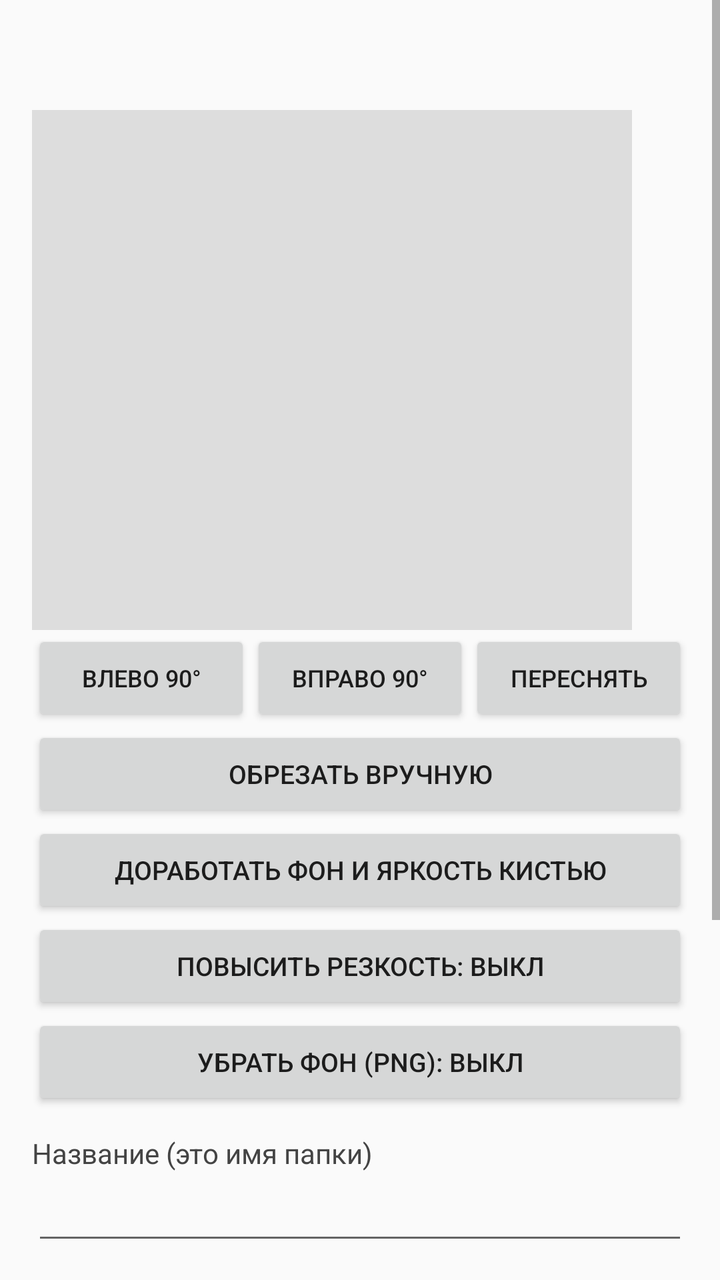
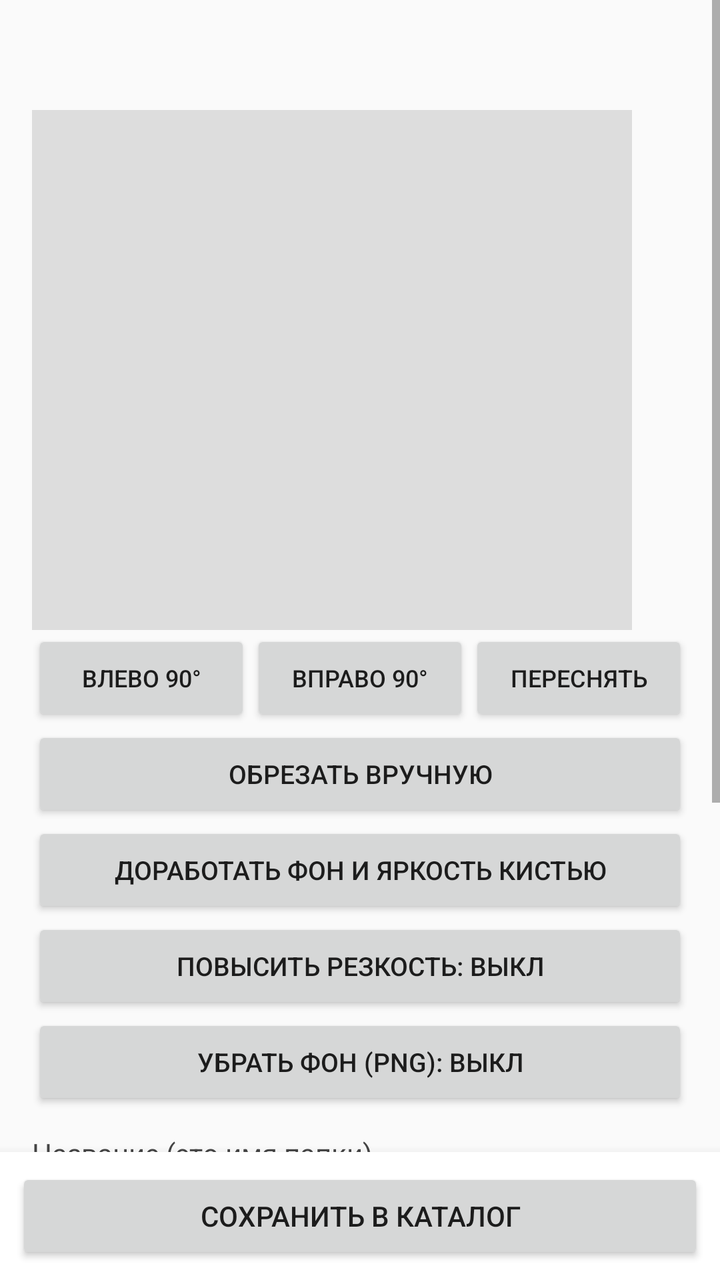

Compare the two renders of this Android layout. The source of the first and the diff that turns it into the second are given below.
<!-- AndroidManifest.xml: application theme AppTheme -->
<!-- res/layout/activity_edit.xml -->
<?xml version="1.0" encoding="utf-8"?>
<ScrollView xmlns:android="http://schemas.android.com/apk/res/android"
    android:layout_width="match_parent"
    android:layout_height="match_parent"
    android:background="#FAFAFA">

    <LinearLayout
        android:layout_width="match_parent"
        android:layout_height="wrap_content"
        android:orientation="vertical"
        android:padding="16dp">

        <TextView
            android:id="@+id/title"
            android:layout_width="match_parent"
            android:layout_height="wrap_content"
            android:textColor="#111111"
            android:textSize="20sp"
            android:textStyle="bold" />

        <FrameLayout
            android:layout_width="match_parent"
            android:layout_height="260dp"
            android:layout_marginTop="12dp">

            <HorizontalScrollView
                android:id="@+id/pager"
                android:layout_width="match_parent"
                android:layout_height="match_parent"
                android:overScrollMode="never"
                android:scrollbars="none">

                <LinearLayout
                    android:id="@+id/pagerRow"
                    android:layout_width="wrap_content"
                    android:layout_height="match_parent"
                    android:orientation="horizontal">

                    <ImageView
                        android:id="@+id/photo"
                        android:layout_width="300dp"
                        android:layout_height="match_parent"
                        android:background="#DDDDDD"
                        android:scaleType="fitCenter" />
                </LinearLayout>
            </HorizontalScrollView>

            <TextView
                android:id="@+id/pageHint"
                android:layout_width="wrap_content"
                android:layout_height="wrap_content"
                android:layout_gravity="bottom|end"
                android:layout_margin="8dp"
                android:background="#99000000"
                android:paddingStart="10dp"
                android:paddingTop="4dp"
                android:paddingEnd="10dp"
                android:paddingBottom="4dp"
                android:textColor="#FFFFFF"
                android:textSize="13sp"
                android:visibility="gone" />
        </FrameLayout>

        <Button
            android:id="@+id/btnAddExtra"
            android:layout_width="match_parent"
            android:layout_height="wrap_content"
            android:text="＋ Добавить фото в карточку"
            android:textSize="13sp"
            android:visibility="gone" />

        <Button
            android:id="@+id/btnShareQr"
            android:layout_width="match_parent"
            android:layout_height="wrap_content"
            android:text="Передать эту карточку по QR"
            android:textSize="13sp"
            android:visibility="gone" />

        <TextView
            android:id="@+id/extraNote"
            android:layout_width="match_parent"
            android:layout_height="wrap_content"
            android:paddingTop="4dp"
            android:text="Дополнительные фото можно добавить после сохранения карточки. Кнопки ниже относятся к главному фото."
            android:textColor="#777777"
            android:textSize="12sp"
            android:visibility="gone" />

        <LinearLayout
            android:layout_width="match_parent"
            android:layout_height="wrap_content"
            android:orientation="horizontal">

            <Button
                android:id="@+id/btnRotL"
                android:layout_width="0dp"
                android:layout_height="wrap_content"
                android:layout_weight="1"
                android:text="Влево 90°"
                android:textSize="12sp" />

            <Button
                android:id="@+id/btnRotR"
                android:layout_width="0dp"
                android:layout_height="wrap_content"
                android:layout_weight="1"
                android:text="Вправо 90°"
                android:textSize="12sp" />

            <Button
                android:id="@+id/btnRetake"
                android:layout_width="0dp"
                android:layout_height="wrap_content"
                android:layout_weight="1"
                android:text="Переснять"
                android:textSize="12sp" />
        </LinearLayout>

        <Button
            android:id="@+id/btnCrop"
            android:layout_width="match_parent"
            android:layout_height="wrap_content"
            android:text="Обрезать вручную"
            android:textSize="13sp" />

        <Button
            android:id="@+id/btnEraser"
            android:layout_width="match_parent"
            android:layout_height="wrap_content"
            android:text="Доработать фон и яркость кистью"
            android:textSize="13sp" />

        <Button
            android:id="@+id/btnSharpen"
            android:layout_width="match_parent"
            android:layout_height="wrap_content"
            android:text="Повысить резкость: выкл"
            android:textSize="13sp" />

        <Button
            android:id="@+id/btnCutout"
            android:layout_width="match_parent"
            android:layout_height="wrap_content"
            android:text="Убрать фон (PNG): выкл"
            android:textSize="13sp" />

        <TextView
            android:layout_width="wrap_content"
            android:layout_height="wrap_content"
            android:layout_marginTop="12dp"
            android:text="Название (это имя папки)"
            android:textColor="#444444" />

        <EditText
            android:id="@+id/nameEt"
            android:layout_width="match_parent"
            android:layout_height="wrap_content"
            android:inputType="text"
            android:maxLines="1" />

        <TextView
            android:layout_width="wrap_content"
            android:layout_height="wrap_content"
            android:layout_marginTop="12dp"
            android:text="Аннотация"
            android:textColor="#444444" />

        <EditText
            android:id="@+id/noteEt"
            android:layout_width="match_parent"
            android:layout_height="wrap_content"
            android:gravity="top"
            android:hint="Например: Тут OS для SBC, Debian"
            android:inputType="textMultiLine|textCapSentences"
            android:minLines="4" />

        <Button
            android:id="@+id/btnSave"
            android:layout_width="match_parent"
            android:layout_height="wrap_content"
            android:layout_marginTop="16dp"
            android:text="Сохранить" />

        <Button
            android:id="@+id/btnDelete"
            android:layout_width="match_parent"
            android:layout_height="wrap_content"
            android:text="Удалить"
            android:textColor="#C62828" />
    </LinearLayout>
</ScrollView>
<!-- resources referenced by this layout -->
<resources>
  <style name="AppTheme" parent="Theme.AppCompat.Light.NoActionBar">
          <item name="colorPrimary">#1565C0</item>
          <item name="colorPrimaryDark">#0D47A1</item>
          <item name="colorAccent">#1565C0</item>
          <item name="android:statusBarColor">#0D47A1</item>
      </style>
</resources>

<!-- the commit's change to res/layout/activity_edit.xml (unified diff, before → after) -->
@@ -1,8 +1,14 @@
 <?xml version="1.0" encoding="utf-8"?>
-<ScrollView xmlns:android="http://schemas.android.com/apk/res/android"
+<LinearLayout xmlns:android="http://schemas.android.com/apk/res/android"
     android:layout_width="match_parent"
     android:layout_height="match_parent"
-    android:background="#FAFAFA">
+    android:background="#FAFAFA"
+    android:orientation="vertical">
+
+<ScrollView
+    android:layout_width="match_parent"
+    android:layout_height="0dp"
+    android:layout_weight="1">
 
     <LinearLayout
         android:layout_width="match_parent"
@@ -176,13 +182,6 @@
             android:minLines="4" />
 
         <Button
-            android:id="@+id/btnSave"
-            android:layout_width="match_parent"
-            android:layout_height="wrap_content"
-            android:layout_marginTop="16dp"
-            android:text="Сохранить" />
-
-        <Button
             android:id="@+id/btnDelete"
             android:layout_width="match_parent"
             android:layout_height="wrap_content"
@@ -190,3 +189,30 @@
             android:textColor="#C62828" />
     </LinearLayout>
 </ScrollView>
+
+    <LinearLayout
+        android:layout_width="match_parent"
+        android:layout_height="wrap_content"
+        android:background="#FFFFFF"
+        android:elevation="8dp"
+        android:orientation="vertical"
+        android:padding="8dp">
+
+        <TextView
+            android:id="@+id/dirtyBanner"
+            android:layout_width="match_parent"
+            android:layout_height="wrap_content"
+            android:background="#FFF3CD"
+            android:padding="8dp"
+            android:text="Есть несохранённые изменения. Нажми «Сохранить», иначе они пропадут."
+            android:textColor="#664D03"
+            android:textSize="13sp"
+            android:visibility="gone" />
+
+        <Button
+            android:id="@+id/btnSave"
+            android:layout_width="match_parent"
+            android:layout_height="wrap_content"
+            android:text="Сохранить в каталог" />
+    </LinearLayout>
+</LinearLayout>
